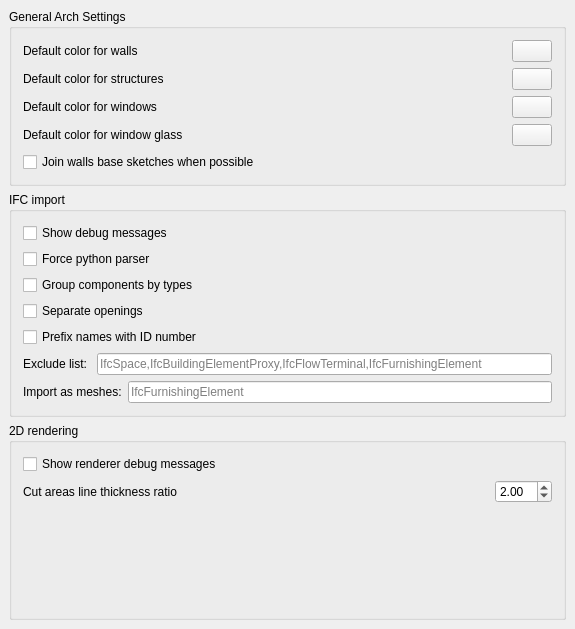
Old version of the form src/Mod/Arch/Resources/ui/archprefs-base.ui in the repository berndhahnebach/All_FreeCAD.
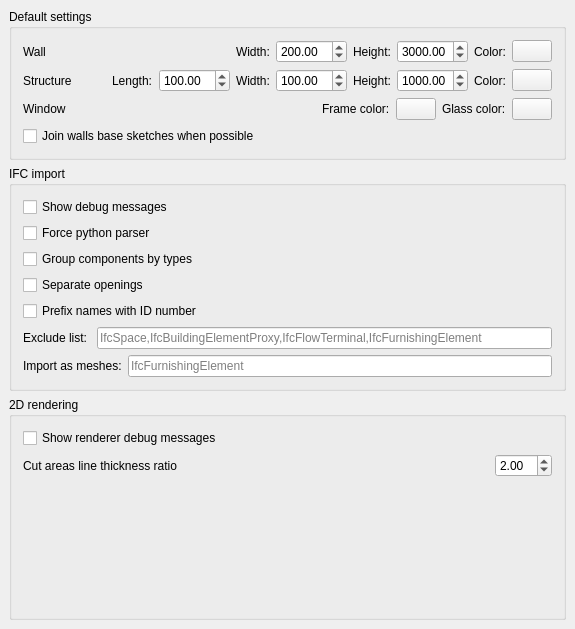
New version of the form. Custom widgets are drawn as their Qt base class.

Commit message: Arch: Added some preferences settings for walls and structs

Diff of the .ui file:
```diff
--- a/src/Mod/Arch/Resources/ui/archprefs-base.ui
+++ b/src/Mod/Arch/Resources/ui/archprefs-base.ui
@@ -23,7 +23,7 @@
    <item>
     <widget class="QGroupBox" name="groupBox">
      <property name="title">
-      <string>General Arch Settings</string>
+      <string>Default settings</string>
      </property>
      <layout class="QVBoxLayout" name="verticalLayout_2">
       <item>
@@ -31,7 +31,7 @@
         <item>
          <widget class="QLabel" name="label_2">
           <property name="text">
-           <string>Default color for walls</string>
+           <string>Wall</string>
           </property>
          </widget>
         </item>
@@ -48,6 +48,59 @@
           </property>
          </spacer>
         </item>
+        <item>
+         <widget class="QLabel" name="label_10">
+          <property name="text">
+           <string>Width:</string>
+          </property>
+         </widget>
+        </item>
+        <item>
+         <widget class="Gui::PrefDoubleSpinBox" name="gui::prefdoublespinbox_2">
+          <property name="maximum">
+           <double>9999.989999999999782</double>
+          </property>
+          <property name="value">
+           <double>200.000000000000000</double>
+          </property>
+          <property name="prefEntry" stdset="0">
+           <cstring>WallWidth</cstring>
+          </property>
+          <property name="prefPath" stdset="0">
+           <cstring>Mod/Arch</cstring>
+          </property>
+         </widget>
+        </item>
+        <item>
+         <widget class="QLabel" name="label_8">
+          <property name="text">
+           <string>Height:</string>
+          </property>
+         </widget>
+        </item>
+        <item>
+         <widget class="Gui::PrefDoubleSpinBox" name="gui::prefdoublespinbox_3">
+          <property name="maximum">
+           <double>9999.989999999999782</double>
+          </property>
+          <property name="value">
+           <double>3000.000000000000000</double>
+          </property>
+          <property name="prefEntry" stdset="0">
+           <cstring>WallHeight</cstring>
+          </property>
+          <property name="prefPath" stdset="0">
+           <cstring>Mod/Arch</cstring>
+          </property>
+         </widget>
+        </item>
+        <item>
+         <widget class="QLabel" name="label_9">
+          <property name="text">
+           <string>Color:</string>
+          </property>
+         </widget>
+        </item>
         <item>
          <widget class="Gui::PrefColorButton" name="gui::prefcolorbutton">
           <property name="toolTip">
@@ -75,7 +128,7 @@
         <item>
          <widget class="QLabel" name="label">
           <property name="text">
-           <string>Default color for structures</string>
+           <string>Structure</string>
           </property>
          </widget>
         </item>
@@ -92,6 +145,82 @@
           </property>
          </spacer>
         </item>
+        <item>
+         <widget class="QLabel" name="label_12">
+          <property name="text">
+           <string>Length:</string>
+          </property>
+         </widget>
+        </item>
+        <item>
+         <widget class="Gui::PrefDoubleSpinBox" name="gui::prefdoublespinbox_4">
+          <property name="maximum">
+           <double>9999.989999999999782</double>
+          </property>
+          <property name="value">
+           <double>100.000000000000000</double>
+          </property>
+          <property name="prefEntry" stdset="0">
+           <cstring>StructureLength</cstring>
+          </property>
+          <property name="prefPath" stdset="0">
+           <cstring>Mod/Arch</cstring>
+          </property>
+         </widget>
+        </item>
+        <item>
+         <widget class="QLabel" name="label_13">
+          <property name="text">
+           <string>Width:</string>
+          </property>
+         </widget>
+        </item>
+        <item>
+         <widget class="Gui::PrefDoubleSpinBox" name="gui::prefdoublespinbox_5">
+          <property name="maximum">
+           <double>9999.989999999999782</double>
+          </property>
+          <property name="value">
+           <double>100.000000000000000</double>
+          </property>
+          <property name="prefEntry" stdset="0">
+           <cstring>StructureWidth</cstring>
+          </property>
+          <property name="prefPath" stdset="0">
+           <cstring>Mod/Arch</cstring>
+          </property>
+         </widget>
+        </item>
+        <item>
+         <widget class="QLabel" name="label_14">
+          <property name="text">
+           <string>Height:</string>
+          </property>
+         </widget>
+        </item>
+        <item>
+         <widget class="Gui::PrefDoubleSpinBox" name="gui::prefdoublespinbox_6">
+          <property name="maximum">
+           <double>9999.989999999999782</double>
+          </property>
+          <property name="value">
+           <double>1000.000000000000000</double>
+          </property>
+          <property name="prefEntry" stdset="0">
+           <cstring>StructureHeight</cstring>
+          </property>
+          <property name="prefPath" stdset="0">
+           <cstring>Mod/Arch</cstring>
+          </property>
+         </widget>
+        </item>
+        <item>
+         <widget class="QLabel" name="label_11">
+          <property name="text">
+           <string>Color:</string>
+          </property>
+         </widget>
+        </item>
         <item>
          <widget class="Gui::PrefColorButton" name="gui::prefcolorbutton_2">
           <property name="toolTip">
@@ -119,7 +248,7 @@
         <item>
          <widget class="QLabel" name="label_5">
           <property name="text">
-           <string>Default color for windows</string>
+           <string>Window</string>
           </property>
          </widget>
         </item>
@@ -136,6 +265,13 @@
           </property>
          </spacer>
         </item>
+        <item>
+         <widget class="QLabel" name="label_6">
+          <property name="text">
+           <string>Frame color:</string>
+          </property>
+         </widget>
+        </item>
         <item>
          <widget class="Gui::PrefColorButton" name="gui::prefcolorbutton_3">
           <property name="color">
@@ -153,30 +289,13 @@
           </property>
          </widget>
         </item>
-       </layout>
-      </item>
-      <item>
-       <layout class="QHBoxLayout" name="horizontalLayout_14">
         <item>
-         <widget class="QLabel" name="label_6">
+         <widget class="QLabel" name="label_15">
           <property name="text">
-           <string>Default color for window glass</string>
+           <string>Glass color:</string>
           </property>
          </widget>
         </item>
-        <item>
-         <spacer name="horizontalSpacer_5">
-          <property name="orientation">
-           <enum>Qt::Horizontal</enum>
-          </property>
-          <property name="sizeHint" stdset="0">
-           <size>
-            <width>40</width>
-            <height>20</height>
-           </size>
-          </property>
-         </spacer>
-        </item>
         <item>
          <widget class="Gui::PrefColorButton" name="gui::prefcolorbutton_4">
           <property name="color">
```
The commit also changes 3 other files.
